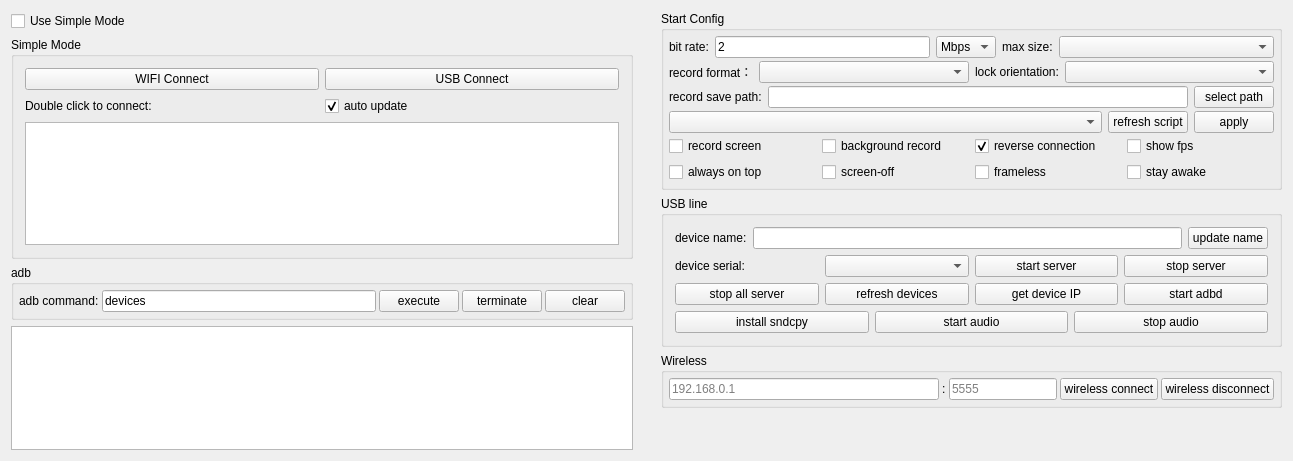
This is QtScrcpy/ui/dialog.ui in dreamlvxx/scrcpy-pro as Qt 5 draws it before an edit. The edited form follows.
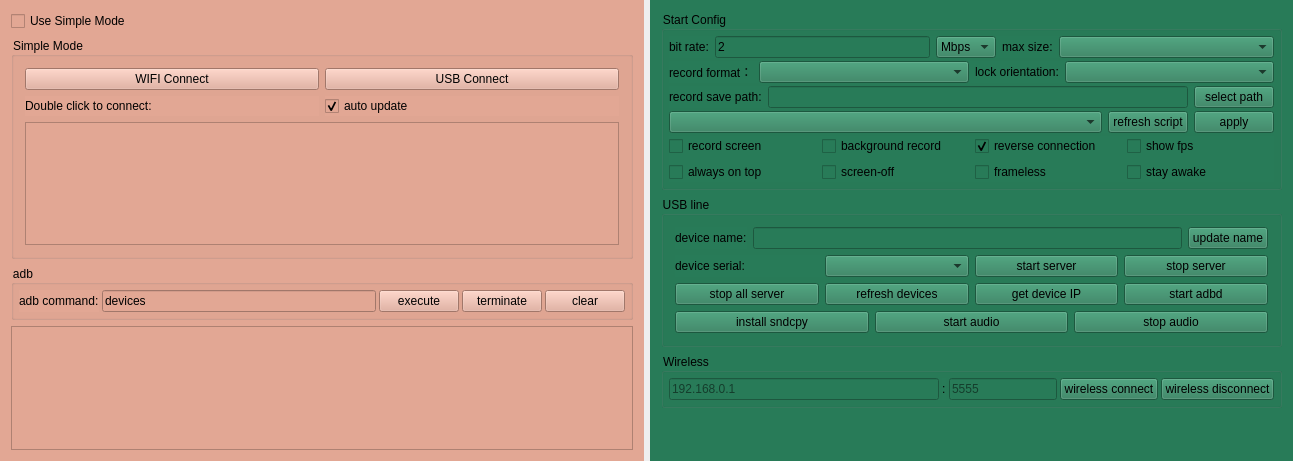
This is the edited form.

Diff of the .ui file:
```diff
--- a/QtScrcpy/ui/dialog.ui
+++ b/QtScrcpy/ui/dialog.ui
@@ -34,6 +34,9 @@
        <verstretch>0</verstretch>
       </sizepolicy>
      </property>
+     <property name="styleSheet">
+      <string notr="true">background-color: rgb(226, 167, 148);</string>
+     </property>
      <layout class="QVBoxLayout" name="verticalLayout_5">
       <item>
        <widget class="QCheckBox" name="useSingleModeCheck">
@@ -79,6 +82,9 @@
                <verstretch>0</verstretch>
               </sizepolicy>
              </property>
+             <property name="styleSheet">
+              <string notr="true">color: rgb(0, 0, 0);</string>
+             </property>
              <property name="text">
               <string>WIFI Connect</string>
              </property>
@@ -276,6 +282,9 @@
        <verstretch>0</verstretch>
       </sizepolicy>
      </property>
+     <property name="styleSheet">
+      <string notr="true">background-color: rgb(40, 123, 88);</string>
+     </property>
      <layout class="QVBoxLayout" name="verticalLayout_6">
       <item>
        <widget class="QGroupBox" name="configGroupBox">
```
